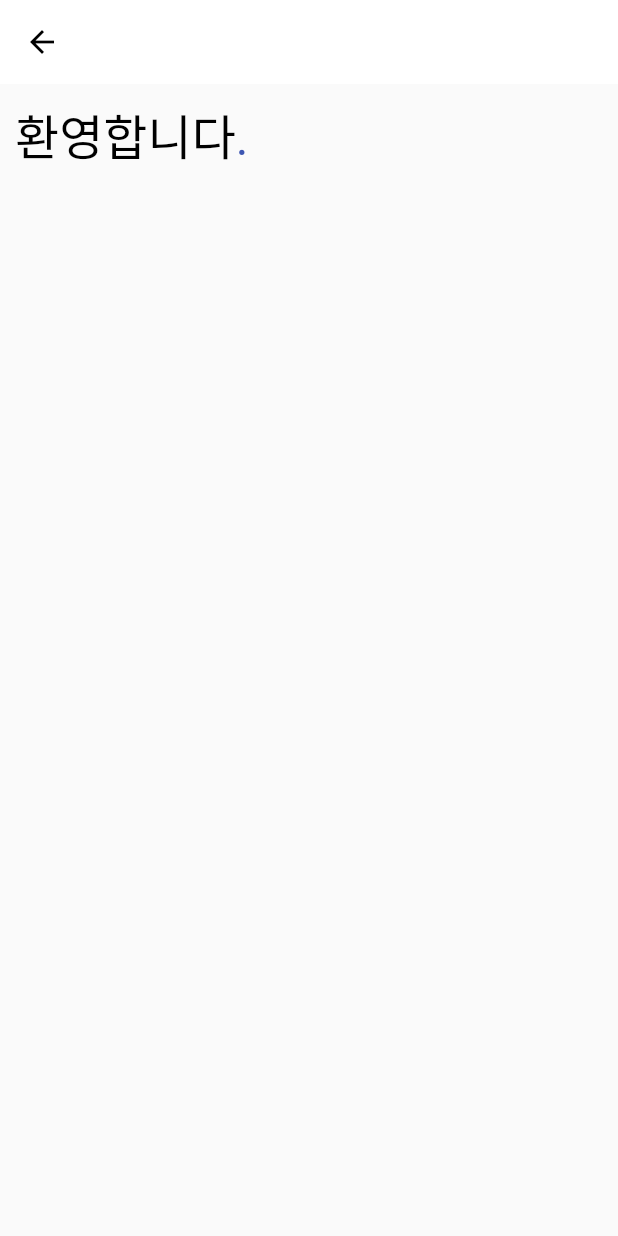
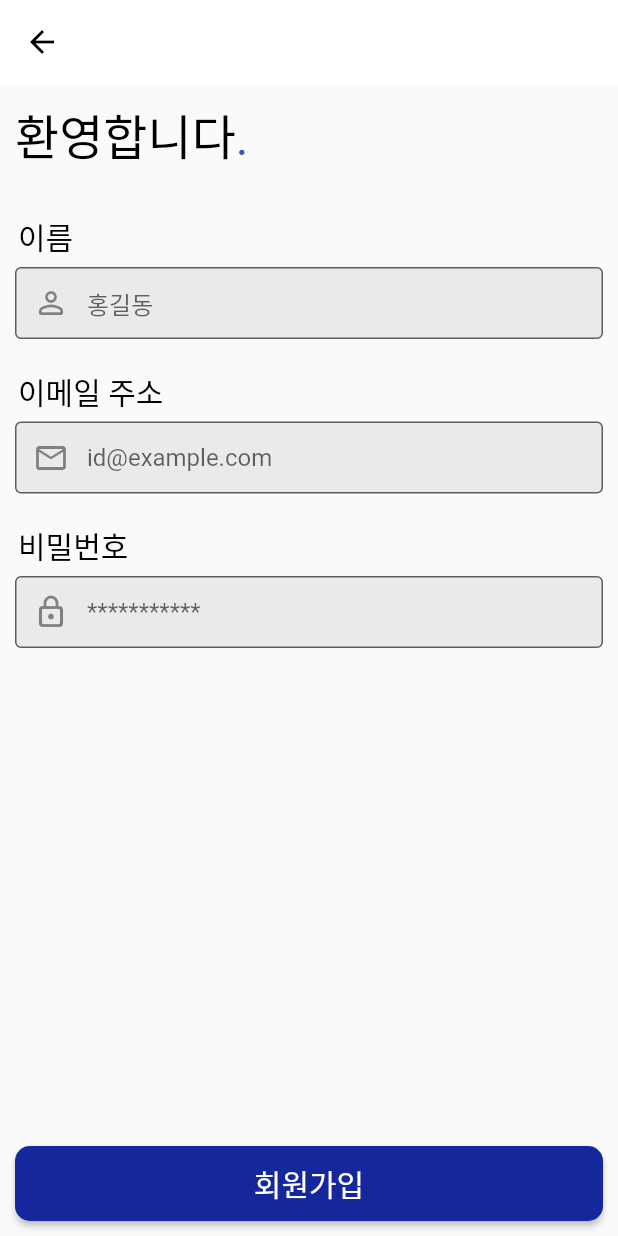
Before and after one commit to minseonkkim/QuickLogi, a Flutter app: the JoinScreen screen opened by its route, on a phone screen of 412 x 824 dp. Run offline on Flutter 3.47's test engine with Material 2 defaults, Android fonts, the phone set to English and light mode, and no system bars; our stand-ins replace get; Roboto replaces fonts that are missing (Pretendard, PretendardBold).

Commit message:
회원가입 화면

```diff
--- a/lib/screens/join_screen.dart
+++ b/lib/screens/join_screen.dart
@@ -3,19 +3,30 @@ import 'package:flutter/src/widgets/framework.dart';
 import 'package:flutter/src/widgets/placeholder.dart';
 import 'package:quick_logi/utilities/components.dart';
 import 'package:quick_logi/utilities/constants.dart';
+import 'package:quick_logi/utilities/validators.dart';
 
 class JoinScreen extends StatelessWidget {
+  FocusNode _nameFocus = new FocusNode();
+  FocusNode _emailFocus = new FocusNode();
+  FocusNode _passwordFocus = new FocusNode();
+
   GlobalKey<FormState> _formKey = GlobalKey<FormState>();
 
   @override
   Widget build(BuildContext context) {
     return Scaffold(
       appBar: BackTopBar(),
+      resizeToAvoidBottomInset: true,
       body: Form(
         key: _formKey,
         child: SafeArea(
           child: Padding(
             padding: const EdgeInsets.all(10.0),
+            child:
+                Column(crossAxisAlignment: CrossAxisAlignment.start, children: [
+              Expanded(
+                  child: Container(
+                child: SingleChildScrollView(
                     child: Column(
                   crossAxisAlignment: CrossAxisAlignment.start,
                   children: [
@@ -36,9 +47,108 @@ class JoinScreen extends StatelessWidget {
                             fontSize: 32),
                       ),
                     ])),
+                    SizedBox(
+                      height: 30,
+                    ),
+                    Padding(
+                      padding: const EdgeInsets.fromLTRB(2, 0, 0, 5),
+                      child: Text(
+                        '이름',
+                        style: TextStyle(
+                            fontFamily: 'Pretendard',
+                            color: Colors.black,
+                            fontSize: 20),
+                      ),
+                    ),
+                    TextFormField(
+                        keyboardType: TextInputType.text,
+                        focusNode: _nameFocus,
+                        decoration: InputDecoration(
+                            fillColor: GREY2,
+                            filled: true,
+                            prefixIcon: Icon(Icons.person_outline_rounded),
+                            hintText: '홍길동',
+                            border: OutlineInputBorder(),
+                            contentPadding: EdgeInsets.all(5))),
+                    SizedBox(
+                      height: 20,
+                    ),
+                    Padding(
+                      padding: const EdgeInsets.fromLTRB(2, 0, 0, 5),
+                      child: Text(
+                        '이메일 주소',
+                        style: TextStyle(
+                            fontFamily: 'Pretendard',
+                            color: Colors.black,
+                            fontSize: 20),
+                      ),
+                    ),
+                    TextFormField(
+                        keyboardType: TextInputType.emailAddress,
+                        focusNode: _emailFocus,
+                        validator: (value) =>
+                            CheckValidate().validateEmail(_emailFocus, value!),
+                        decoration: InputDecoration(
+                            fillColor: GREY2,
+                            filled: true,
+                            prefixIcon: Icon(Icons.email_outlined),
+                            hintText: 'id@example.com',
+                            border: OutlineInputBorder(),
+                            contentPadding: EdgeInsets.all(5))),
+                    SizedBox(
+                      height: 20,
+                    ),
+                    Padding(
+                      padding: const EdgeInsets.fromLTRB(2, 0, 0, 5),
+                      child: Text(
+                        '비밀번호',
+                        style: TextStyle(
+                            fontFamily: 'Pretendard',
+                            color: Colors.black,
+                            fontSize: 20),
+                      ),
+                    ),
+                    TextFormField(
+                        obscureText: true,
+                        focusNode: _passwordFocus,
+                        validator: (value) => CheckValidate()
+                            .validatePassword(_passwordFocus, value!),
+                        toolbarOptions: ToolbarOptions(
+                          paste: false,
+                        ),
+                        decoration: InputDecoration(
+                            fillColor: GREY2,
+                            filled: true,
+                            prefixIcon: Icon(Icons.lock_outline_rounded),
+                            hintText: '***********',
+                            border: OutlineInputBorder(),
+                            contentPadding: EdgeInsets.all(5))),
+                  ],
+                )),
+              )),
+              ElevatedButton(
+                onPressed: () {
+                  _formKey.currentState!.validate();
+                },
+                style: ElevatedButton.styleFrom(
+                  primary: MAINCOLOR,
+                  minimumSize: Size(double.infinity, 50),
+                  shape: RoundedRectangleBorder(
+                    borderRadius: BorderRadius.circular(10.0),
+                  ),
+                ),
+                child: Text(
+                  '회원가입',
+                  style: TextStyle(
+                      fontFamily: 'Pretendard',
+                      color: Colors.white,
+                      fontSize: 20),
+                ),
+              ),
             ]),
           ),
-          )),
+        ),
+      ),
     );
   }
 }
--- a/lib/screens/login_screen.dart
+++ b/lib/screens/login_screen.dart
@@ -17,11 +17,17 @@ class LoginScreen extends StatelessWidget {
   Widget build(BuildContext context) {
     return Scaffold(
       appBar: BackTopBar(),
+      resizeToAvoidBottomInset: true,
       body: Form(
         key: _formKey,
         child: SafeArea(
             child: Padding(
           padding: const EdgeInsets.all(10.0),
+          child: Column(
+            children: [
+              Expanded(
+                child: Container(
+                  child: SingleChildScrollView(
                     child: Column(
                       crossAxisAlignment: CrossAxisAlignment.start,
                       children: [
@@ -58,8 +64,8 @@ class LoginScreen extends StatelessWidget {
                         TextFormField(
                             keyboardType: TextInputType.emailAddress,
                             focusNode: _emailFocus,
-                  validator: (value) =>
-                      CheckValidate().validateEmail(_emailFocus, value!),
+                            validator: (value) => CheckValidate()
+                                .validateEmail(_emailFocus, value!),
                             decoration: InputDecoration(
                                 fillColor: GREY2,
                                 filled: true,
@@ -83,8 +89,8 @@ class LoginScreen extends StatelessWidget {
                         TextFormField(
                             obscureText: true,
                             focusNode: _passwordFocus,
-                  validator: (value) =>
-                      CheckValidate().validatePassword(_passwordFocus, value!),
+                            validator: (value) => CheckValidate()
+                                .validatePassword(_passwordFocus, value!),
                             decoration: InputDecoration(
                                 fillColor: GREY2,
                                 filled: true,
@@ -94,11 +100,10 @@ class LoginScreen extends StatelessWidget {
                                 contentPadding: EdgeInsets.all(5)))
                       ],
                     ),
-        )),
                   ),
-      bottomSheet: Padding(
-        padding: const EdgeInsets.all(10.0),
-        child: ElevatedButton(
+                ),
+              ),
+              ElevatedButton(
                 onPressed: () {
                   _formKey.currentState!.validate();
                 },
@@ -112,9 +117,14 @@ class LoginScreen extends StatelessWidget {
                 child: Text(
                   '로그인',
                   style: TextStyle(
-                fontFamily: 'Pretendard', color: Colors.white, fontSize: 20),
+                      fontFamily: 'Pretendard',
+                      color: Colors.white,
+                      fontSize: 20),
                 ),
               ),
+            ],
+          ),
+        )),
       ),
     );
   }
```
Lines whose indentation alone changed are shown as unchanged.
